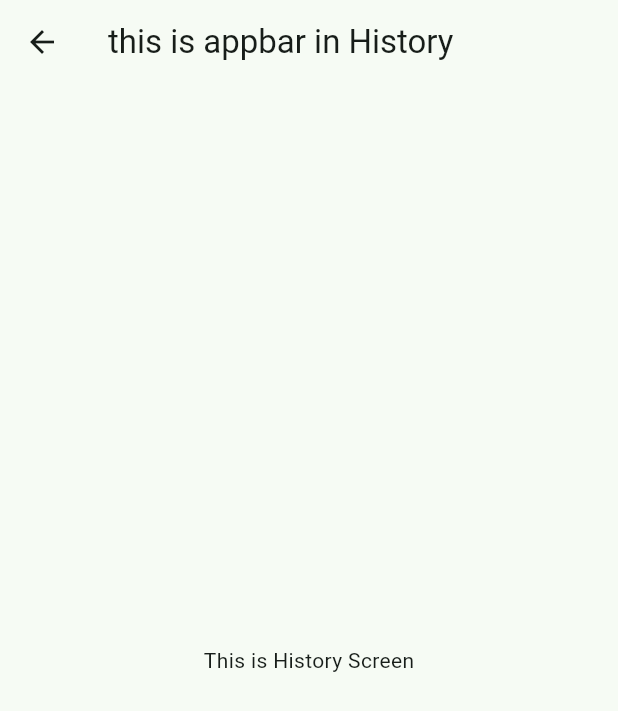
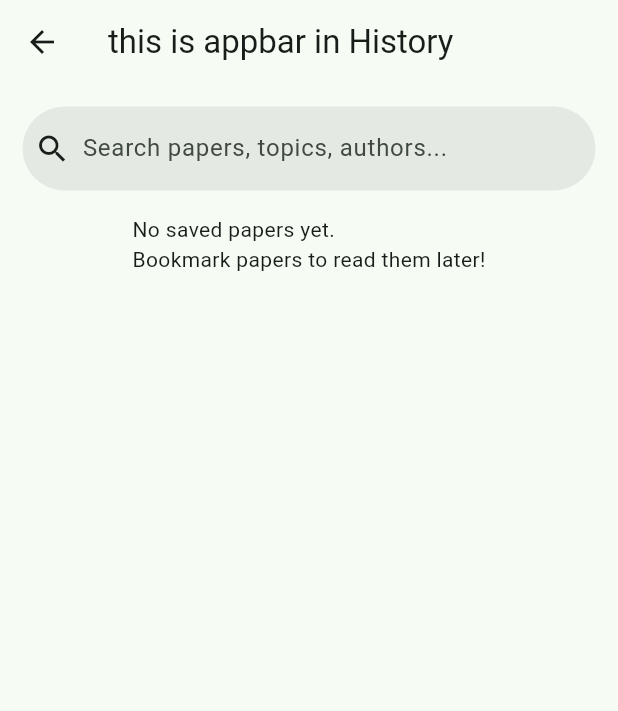
Before and after one commit to rahmisyaf/litera-app, a Flutter app: the HistoryScreen screen opened directly, on a phone screen of 412 x 824 dp. Shown: the top 711 px of the screen. Run offline on Flutter 3.47's test engine with Material 3 defaults, Android fonts, the phone set to English and light mode, and no system bars; our stand-ins replace flutter_native_splash; statements that could not run were skipped.

Commit message:
add history screen data skeleton

```diff
--- a/lib/screens/history_screen.dart
+++ b/lib/screens/history_screen.dart
@@ -1,4 +1,6 @@
 import 'package:flutter/material.dart';
+import 'package:litera/widgets/paper_card.dart';
+import 'package:litera/data/papers_data.dart';
 
 class HistoryScreen extends StatefulWidget{
   const HistoryScreen({super.key});
@@ -10,13 +12,44 @@ class HistoryScreen extends StatefulWidget{
 class _HistoryScreenState extends State<HistoryScreen> {
   @override
   Widget build(BuildContext context) {
+
+    final historyPapers = papersData.where((p) =>
+      p["isRead"] == true).toList();
+
     return Scaffold(
       appBar: AppBar(
         title: const Text('this is appbar in History'),
       ),
-      body: const Center(
-        child: Text('This is History Screen'),
-      ),
+      body: SingleChildScrollView(
+        padding: const EdgeInsets.all(15.0),
+        child: Column(
+          crossAxisAlignment: CrossAxisAlignment.stretch,
+          spacing: 16,
+          children: [
+            SearchBar(
+              leading: const Icon(Icons.search),
+              hintText: "Search papers, topics, authors...",
+              elevation: const WidgetStatePropertyAll(0),
+              onChanged: (text){
+                print("user typed: $text");
+              },
+            ),
+            if (historyPapers.isEmpty)
+            const Center(child: Text("No saved papers yet.\nBookmark papers to read them later!"),)
+
+            else
+            ...historyPapers.map((paper) => PaperCard(
+                    title: paper["title"],
+                    authors: paper["authors"],
+                    year: paper["year"],
+                    abstractText: paper["abstract"],
+                    citations: paper["citations"],
+                    topics: List<String>.from(paper["topics"]),
+                    )
+            ),
+          ],
+        ),
+      )
 
     );
   }
```
